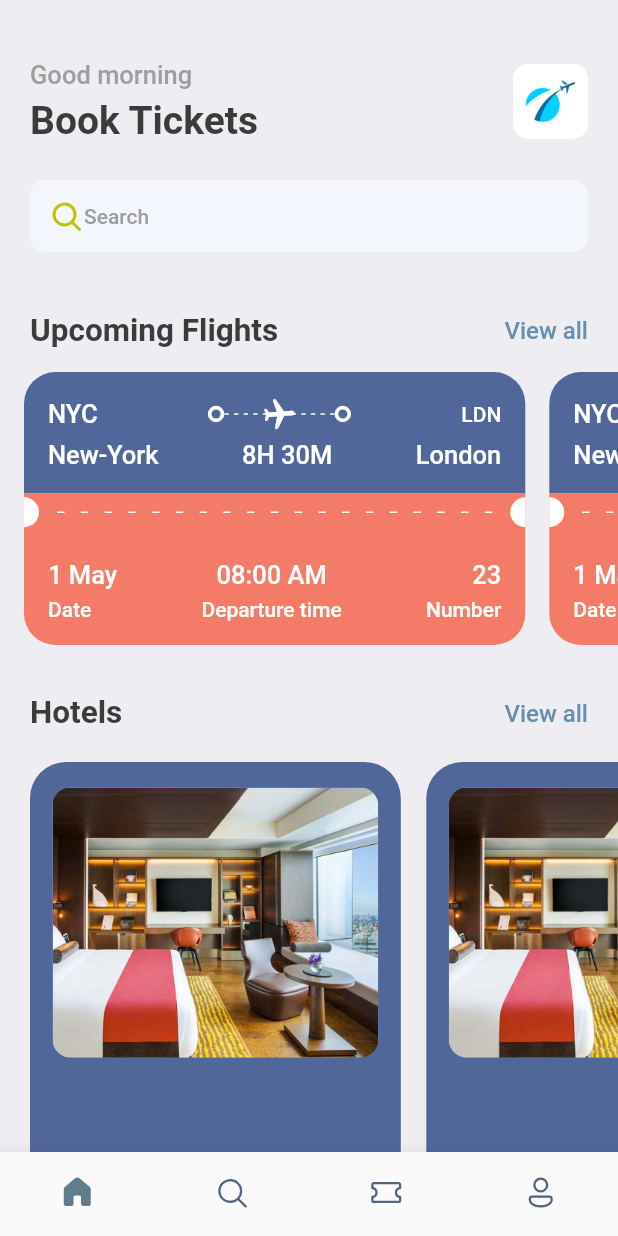
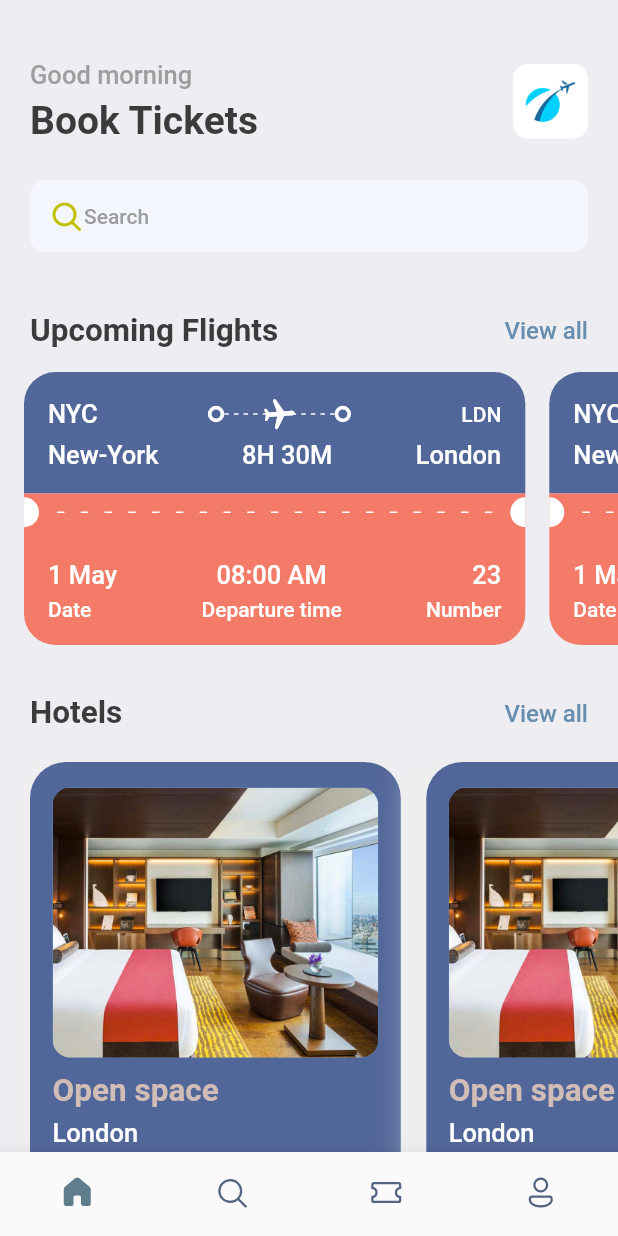
Before and after one commit to mrojasb2000/flutter_booktickets_app, a Flutter app: the screen it shows after launch, on a phone screen of 412 x 824 dp. Run offline on Flutter 3.47's test engine with Material 2 defaults, Android fonts, the light colour scheme and no system bars; our stand-ins replace fluentui_icons, gap.

Commit message:
chore: hotels add city and price

```diff
--- a/lib/screens/hotel_screen.dart
+++ b/lib/screens/hotel_screen.dart
@@ -2,6 +2,7 @@ import 'package:flutter/cupertino.dart';
 import 'package:flutter/material.dart';
 import 'package:flutter_booktickets_app/utils/app_layout.dart';
 import 'package:flutter_booktickets_app/utils/app_styles.dart';
+import 'package:gap/gap.dart';
 
 class HotelScreen extends StatelessWidget {
   const HotelScreen({super.key});
@@ -20,8 +21,8 @@ class HotelScreen extends StatelessWidget {
           boxShadow: [
             BoxShadow(
               color: Colors.grey.shade200,
-              blurRadius: 2,
-              spreadRadius: 1,
+              blurRadius: 20,
+              spreadRadius: 5,
             )
           ]),
       child: Column(
@@ -35,7 +36,13 @@ class HotelScreen extends StatelessWidget {
                 image: const DecorationImage(
                     fit: BoxFit.cover,
                     image: AssetImage("assets/images/one.png"))),
-          )
+          ),
+          const Gap(10),
+          Text("Open space", style: Styles.headLineStyle2Kaki),
+          const Gap(5),
+          Text("London", style: Styles.headLineStyle3White),
+          const Gap(8),
+          Text("\$40/night", style: Styles.headLineStyle1Kaki),
         ],
       ),
     );
--- a/lib/utils/app_styles.dart
+++ b/lib/utils/app_styles.dart
@@ -9,14 +9,21 @@ class Styles {
   static Color bgColor = const Color(0xFFeeedf2);
   static Color orageColor = const Color(0xFFF37B67);
   static Color blueGreyColor = const Color(0xFF526799);
+  static Color kakiColor = const Color(0xFFd2bdb6);
   static Color randomColor =
       Color((math.Random().nextDouble() * 0xFFFFFF).toInt()).withOpacity(1.0);
   static TextStyle textStyle =
       TextStyle(fontSize: 16, color: textColor, fontWeight: FontWeight.w500);
   static TextStyle headLineStyle1 =
       TextStyle(fontSize: 26, color: textColor, fontWeight: FontWeight.bold);
+  static TextStyle headLineStyle1Kaki =
+      TextStyle(fontSize: 26, color: kakiColor, fontWeight: FontWeight.bold);
   static TextStyle headLineStyle2 =
       TextStyle(fontSize: 21, color: textColor, fontWeight: FontWeight.bold);
+  static TextStyle headLineStyle2Kaki =
+      TextStyle(fontSize: 21, color: kakiColor, fontWeight: FontWeight.bold);
+  static TextStyle headLineStyle2White = const TextStyle(
+      fontSize: 21, color: Colors.white, fontWeight: FontWeight.bold);
   static TextStyle headLineStyle3 = TextStyle(
       fontSize: 17, color: Colors.grey.shade500, fontWeight: FontWeight.w500);
   static TextStyle headLineStyle3White = const TextStyle(
```
